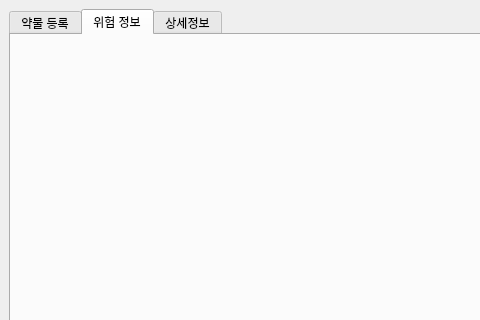
Old version of the form project_drugsearch.ui in the repository codepam2020/pyp1; both pictures show x 0 to 480 and y 0 to 320 of the 917 by 773 pixel window.
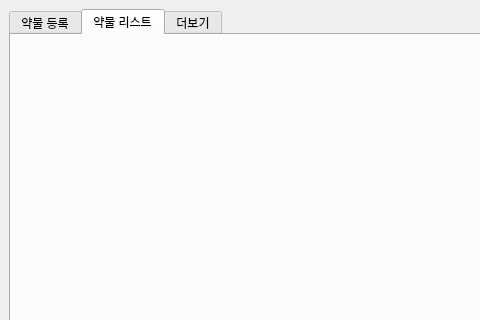
New version of the form. The open tabs and pages were chosen to show the change.

```diff
--- a/project_drugsearch.ui
+++ b/project_drugsearch.ui
@@ -244,7 +244,7 @@
         </widget>
         <widget class="QWidget" name="tabDangerInfo">
          <attribute name="title">
-          <string>위험 정보</string>
+          <string>약물 리스트</string>
          </attribute>
          <layout class="QGridLayout" name="gridLayout_9">
           <item row="0" column="0">
@@ -254,7 +254,7 @@
         </widget>
         <widget class="QWidget" name="tab_3">
          <attribute name="title">
-          <string>상세정보</string>
+          <string>더보기</string>
          </attribute>
          <layout class="QGridLayout" name="gridLayout_4">
           <item row="0" column="0">
```
Left out of the diff: 25 changed lines with no effect on the pictures.
